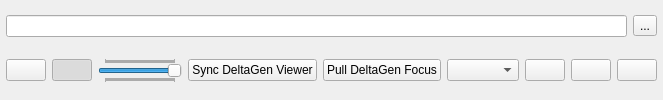
First picture: the form in ui/viewer.ui, repository tappi287/KnechtViewer, before the edit.
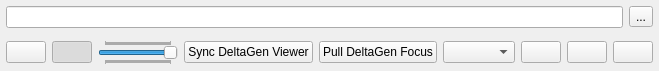
Second picture: the form after the edit. Icons and pictures are not drawn.

Commit message: update viewer sync method

```diff
--- a/ui/viewer.ui
+++ b/ui/viewer.ui
@@ -2,6 +2,14 @@
 <ui version="4.0">
  <class>ViewerWindow</class>
  <widget class="QWidget" name="ViewerWindow">
+  <property name="geometry">
+   <rect>
+    <x>0</x>
+    <y>0</y>
+    <width>496</width>
+    <height>64</height>
+   </rect>
+  </property>
   <property name="mouseTracking">
    <bool>false</bool>
   </property>
```
Left out of the diff: 3 changed lines with no effect on the pictures. The commit also changes 9 other files.
